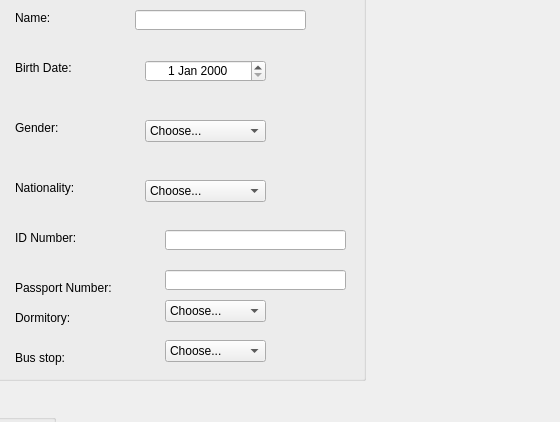
Qt form editstudentdialog.ui (thenewcoder/school-administration-system) before a commit; both pictures show x 475 to 1035 and y 120 to 542 of the 1035 by 845 pixel window.
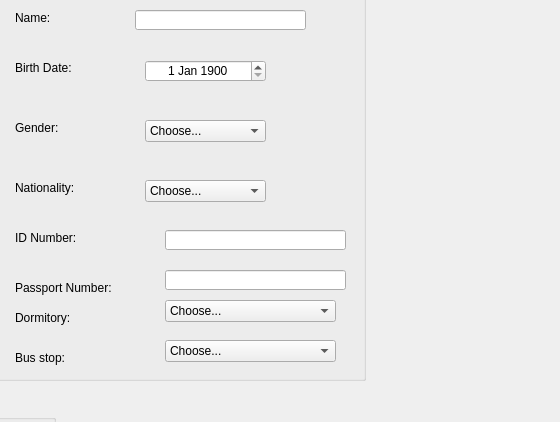
The same form after that commit. Icons and pictures are not drawn.

Patch:
```diff
--- a/editstudentdialog.ui
+++ b/editstudentdialog.ui
@@ -184,6 +184,16 @@
     <property name="alignment">
      <set>Qt::AlignCenter</set>
     </property>
+    <property name="timeSpec">
+     <enum>Qt::LocalTime</enum>
+    </property>
+    <property name="date">
+     <date>
+      <year>1900</year>
+      <month>1</month>
+      <day>1</day>
+     </date>
+    </property>
    </widget>
    <widget class="QLabel" name="label_5">
     <property name="geometry">
@@ -328,7 +338,7 @@
      <rect>
       <x>180</x>
       <y>330</y>
-      <width>101</width>
+      <width>171</width>
       <height>22</height>
      </rect>
     </property>
@@ -343,7 +353,7 @@
      <rect>
       <x>180</x>
       <y>370</y>
-      <width>101</width>
+      <width>171</width>
       <height>22</height>
      </rect>
     </property>
```
